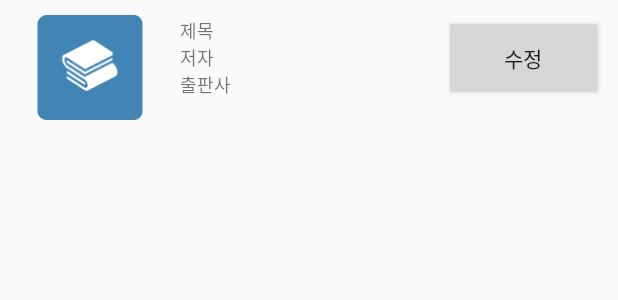
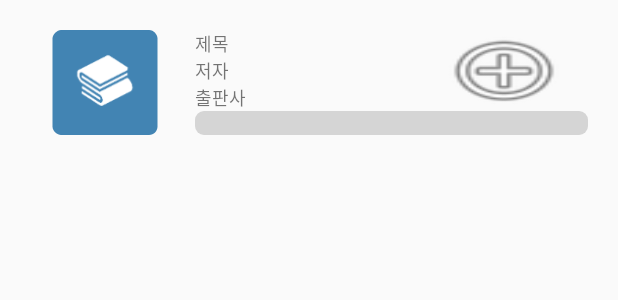
Before and after one commit to noohk329/Subooksubook, an Android app: the layout item_custom.xml on its own in the app's theme, with its tools: preview values and no code run, on a phone screen of 412 x 824 dp. Shown: the top 300 px of the screen. Run offline under Robolectric (Android 15) with nearby library versions, the phone set to English and light mode, and no system bars.

Commit message:
unable description text - progressbar ui - button ui

```diff
--- a/app/build.gradle
+++ b/app/build.gradle
@@ -41,8 +41,8 @@ dependencies {
     // compile 'com.google.firebase:firebase-database:15.0.1'
 
     // Zxing adapter revised by minseon
-    compile 'com.google.zxing:core:3.2.0'
-    compile 'com.journeyapps:zxing-android-embedded:3.0.0@aar'
+    implementation 'com.google.zxing:core:3.2.0'
+    implementation 'com.journeyapps:zxing-android-embedded:3.0.0@aar'
 }
 
 apply plugin: 'com.google.gms.google-services'
--- a/app/src/main/java/com/example/subooksubook/ResearchViewAdaptor.java
+++ b/app/src/main/java/com/example/subooksubook/ResearchViewAdaptor.java
@@ -58,7 +58,7 @@ public class ResearchViewAdaptor extends BaseAdapter{
         book_title.setText(researchViewItem.getTitle());
         book_author.setText(researchViewItem.getAuthor());
         book_publisher.setText(researchViewItem.getPublisher());
-        book_description.setText(researchViewItem.getDescription());
+//        book_description.setText(researchViewItem.getDescription());
         book_image.setImageBitmap(researchViewItem.getBookImage());
 
         return convertView;
--- /dev/null
+++ b/app/src/main/res/drawable/progressbar_progressbar1.xml
@@ -0,0 +1,25 @@
+<?xml version="1.0" encoding="utf-8"?>
+<layer-list xmlns:android="http://schemas.android.com/apk/res/android">
+    <item android:id="@android:id/background">
+        <shape>
+            <corners android:radius="6dp" />
+            <solid android:color="#D5D5D5" />
+        </shape>
+    </item>
+    <item android:id="@android:id/secondaryProgress">
+        <clip>
+            <shape>
+                <corners android:radius="6dp" />
+                <solid android:color="#B2CCFF" />
+            </shape>
+        </clip>
+    </item>
+    <item android:id="@android:id/progress">
+        <clip>
+            <shape>
+                <corners android:radius="6dp" />
+                <solid android:color="#6799FF" />
+            </shape>
+        </clip>
+    </item>
+</layer-list>
--- a/app/src/main/res/layout/item_custom.xml
+++ b/app/src/main/res/layout/item_custom.xml
@@ -1,44 +1,48 @@
 <?xml version="1.0" encoding="utf-8"?>
 <LinearLayout xmlns:android="http://schemas.android.com/apk/res/android"
-    android:orientation="horizontal"
     android:layout_width="match_parent"
     android:layout_height="wrap_content"
-    android:padding="10dp">
+    android:orientation="horizontal"
+    android:padding="20dp">
 
     <ImageView
         android:id="@+id/book_imageView"
         android:layout_width="100dp"
         android:layout_height="70dp"
         android:layout_marginRight="10dp"
-        android:src="@mipmap/ic_launcher"/>
+        android:src="@mipmap/ic_launcher" />
 
     <LinearLayout
         android:layout_width="match_parent"
-        android:layout_height="57dp"
+        android:layout_height="wrap_content"
         android:orientation="vertical">
 
         <LinearLayout
-            android:layout_width="match_parent"
-            android:layout_height="match_parent"
+            android:layout_width="wrap_content"
+            android:layout_height="wrap_content"
             android:orientation="horizontal">
 
             <LinearLayout
-                android:layout_width="176dp"
+                android:layout_width="162dp"
                 android:layout_height="match_parent"
                 android:gravity="center_vertical"
                 android:orientation="vertical">
 
                 <TextView
                     android:id="@+id/text_title"
-                    android:layout_width="wrap_content"
+                    android:layout_width="match_parent"
                     android:layout_height="wrap_content"
+                    android:ellipsize="end"
+                    android:maxLines="1"
                     android:text="제목"
                     android:textSize="12sp" />
 
                 <TextView
                     android:id="@+id/text_author"
-                    android:layout_width="wrap_content"
+                    android:layout_width="match_parent"
                     android:layout_height="wrap_content"
+                    android:ellipsize="end"
+                    android:maxLines="1"
                     android:text="저자"
                     android:textSize="12sp" />
 
@@ -46,16 +50,18 @@
                     android:id="@+id/text_publish"
                     android:layout_width="match_parent"
                     android:layout_height="wrap_content"
+                    android:ellipsize="end"
+                    android:maxLines="1"
                     android:text="출판사"
                     android:textSize="12sp" />
             </LinearLayout>
 
             <Button
                 android:id="@+id/btn_revise"
-                android:layout_width="wrap_content"
+                android:layout_width="match_parent"
                 android:layout_height="match_parent"
                 android:layout_weight="1"
-                android:text="수정" />
+                android:background="@android:drawable/ic_menu_add" />
 
         </LinearLayout>
 
@@ -63,7 +69,8 @@
             android:id="@+id/progressBar"
             style="?android:attr/progressBarStyleHorizontal"
             android:layout_width="match_parent"
-            android:layout_height="match_parent" />
+            android:layout_height="wrap_content"
+            android:progressDrawable="@drawable/progressbar_progressbar1" />
 
     </LinearLayout>
 
```
Also changed, not shown: app/src/main/res/layout/activity_search_name_selected.xml (+6 -4 lines), app/src/main/res/layout/itemsearch_custom.xml (+14 -6 lines).
